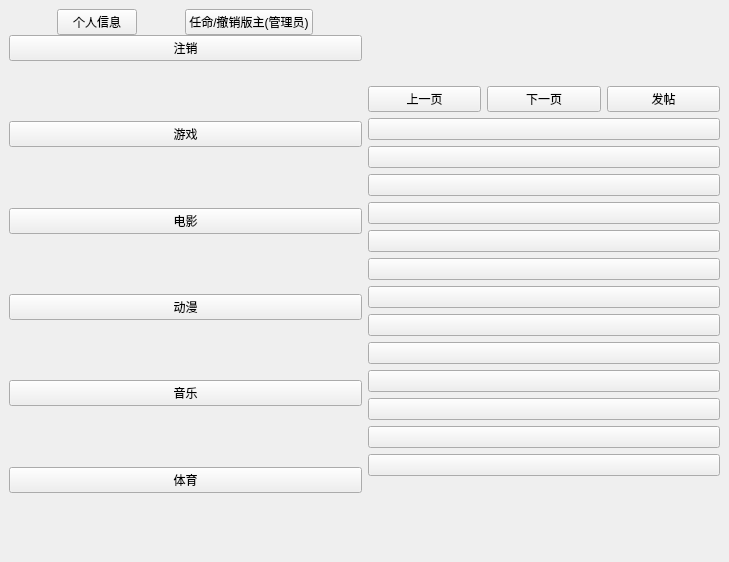
Joeywzr/f0rum, file mainwindow.ui: the form before one commit.
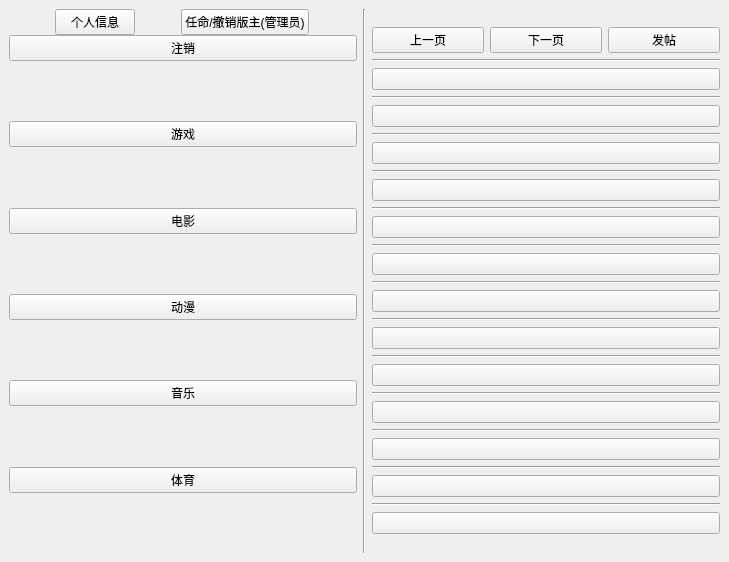
The form after the commit.

```diff
--- a/mainwindow.ui
+++ b/mainwindow.ui
@@ -15,6 +15,309 @@
   </property>
   <widget class="QWidget" name="centralwidget">
    <layout class="QGridLayout" name="gridLayout">
+    <item row="0" column="2">
+     <layout class="QVBoxLayout" name="verticalLayout_2">
+      <item>
+       <layout class="QHBoxLayout" name="horizontalLayout_3">
+        <item>
+         <layout class="QVBoxLayout" name="verticalLayout_5">
+          <item>
+           <layout class="QHBoxLayout" name="horizontalLayout_2">
+            <item>
+             <widget class="QPushButton" name="back">
+              <property name="text">
+               <string>上一页</string>
+              </property>
+             </widget>
+            </item>
+            <item>
+             <widget class="QPushButton" name="next_page">
+              <property name="text">
+               <string>下一页</string>
+              </property>
+             </widget>
+            </item>
+            <item>
+             <widget class="QPushButton" name="post">
+              <property name="text">
+               <string>发帖</string>
+              </property>
+             </widget>
+            </item>
+           </layout>
+          </item>
+          <item>
+           <widget class="Line" name="line">
+            <property name="orientation">
+             <enum>Qt::Horizontal</enum>
+            </property>
+           </widget>
+          </item>
+          <item>
+           <widget class="QPushButton" name="pushButton_1">
+            <property name="cursor">
+             <cursorShape>PointingHandCursor</cursorShape>
+            </property>
+            <property name="styleSheet">
+             <string notr="true">text-align: left</string>
+            </property>
+            <property name="text">
+             <string/>
+            </property>
+            <property name="checkable">
+             <bool>true</bool>
+            </property>
+            <property name="autoExclusive">
+             <bool>true</bool>
+            </property>
+           </widget>
+          </item>
+          <item>
+           <widget class="Line" name="line_2">
+            <property name="orientation">
+             <enum>Qt::Horizontal</enum>
+            </property>
+           </widget>
+          </item>
+          <item>
+           <widget class="QPushButton" name="pushButton_2">
+            <property name="cursor">
+             <cursorShape>PointingHandCursor</cursorShape>
+            </property>
+            <property name="styleSheet">
+             <string notr="true">text-align: left</string>
+            </property>
+            <property name="text">
+             <string/>
+            </property>
+           </widget>
+          </item>
+          <item>
+           <widget class="Line" name="line_3">
+            <property name="orientation">
+             <enum>Qt::Horizontal</enum>
+            </property>
+           </widget>
+          </item>
+          <item>
+           <widget class="QPushButton" name="pushButton_3">
+            <property name="cursor">
+             <cursorShape>PointingHandCursor</cursorShape>
+            </property>
+            <property name="styleSheet">
+             <string notr="true">text-align: left</string>
+            </property>
+            <property name="text">
+             <string/>
+            </property>
+           </widget>
+          </item>
+          <item>
+           <widget class="Line" name="line_4">
+            <property name="orientation">
+             <enum>Qt::Horizontal</enum>
+            </property>
+           </widget>
+          </item>
+          <item>
+           <widget class="QPushButton" name="pushButton_4">
+            <property name="cursor">
+             <cursorShape>PointingHandCursor</cursorShape>
+            </property>
+            <property name="styleSheet">
+             <string notr="true">text-align: left</string>
+            </property>
+            <property name="text">
+             <string/>
+            </property>
+           </widget>
+          </item>
+          <item>
+           <widget class="Line" name="line_5">
+            <property name="orientation">
+             <enum>Qt::Horizontal</enum>
+            </property>
+           </widget>
+          </item>
+          <item>
+           <widget class="QPushButton" name="pushButton_5">
+            <property name="cursor">
+             <cursorShape>PointingHandCursor</cursorShape>
+            </property>
+            <property name="styleSheet">
+             <string notr="true">text-align: left</string>
+            </property>
+            <property name="text">
+             <string/>
+            </property>
+           </widget>
+          </item>
+          <item>
+           <widget class="Line" name="line_6">
+            <property name="orientation">
+             <enum>Qt::Horizontal</enum>
+            </property>
+           </widget>
+          </item>
+          <item>
+           <widget class="QPushButton" name="pushButton_6">
+            <property name="cursor">
+             <cursorShape>PointingHandCursor</cursorShape>
+            </property>
+            <property name="styleSheet">
+             <string notr="true">text-align: left</string>
+            </property>
+            <property name="text">
+             <string/>
+            </property>
+           </widget>
+          </item>
+          <item>
+           <widget class="Line" name="line_7">
+            <property name="orientation">
+             <enum>Qt::Horizontal</enum>
+            </property>
+           </widget>
+          </item>
+          <item>
+           <widget class="QPushButton" name="pushButton_7">
+            <property name="cursor">
+             <cursorShape>PointingHandCursor</cursorShape>
+            </property>
+            <property name="styleSheet">
+             <string notr="true">text-align: left</string>
+            </property>
+            <property name="text">
+             <string/>
+            </property>
+           </widget>
+          </item>
+          <item>
+           <widget class="Line" name="line_8">
+            <property name="orientation">
+             <enum>Qt::Horizontal</enum>
+            </property>
+           </widget>
+          </item>
+          <item>
+           <widget class="QPushButton" name="pushButton_8">
+            <property name="cursor">
+             <cursorShape>PointingHandCursor</cursorShape>
+            </property>
+            <property name="styleSheet">
+             <string notr="true">text-align: left</string>
+            </property>
+            <property name="text">
+             <string/>
+            </property>
+           </widget>
+          </item>
+          <item>
+           <widget class="Line" name="line_9">
+            <property name="orientation">
+             <enum>Qt::Horizontal</enum>
+            </property>
+           </widget>
+          </item>
+          <item>
+           <widget class="QPushButton" name="pushButton_9">
+            <property name="cursor">
+             <cursorShape>PointingHandCursor</cursorShape>
+            </property>
+            <property name="styleSheet">
+             <string notr="true">text-align: left</string>
+            </property>
+            <property name="text">
+             <string/>
+            </property>
+           </widget>
+          </item>
+          <item>
+           <widget class="Line" name="line_10">
+            <property name="orientation">
+             <enum>Qt::Horizontal</enum>
+            </property>
+           </widget>
+          </item>
+          <item>
+           <widget class="QPushButton" name="pushButton_10">
+            <property name="cursor">
+             <cursorShape>PointingHandCursor</cursorShape>
+            </property>
+            <property name="styleSheet">
+             <string notr="true">text-align: left</string>
+            </property>
+            <property name="text">
+             <string/>
+            </property>
+           </widget>
+          </item>
+          <item>
+           <widget class="Line" name="line_11">
+            <property name="orientation">
+             <enum>Qt::Horizontal</enum>
+            </property>
+           </widget>
+          </item>
+          <item>
+           <widget class="QPushButton" name="pushButton_11">
+            <property name="cursor">
+             <cursorShape>PointingHandCursor</cursorShape>
+            </property>
+            <property name="styleSheet">
+             <string notr="true">text-align: left</string>
+            </property>
+            <property name="text">
+             <string/>
+            </property>
+           </widget>
+          </item>
+          <item>
+           <widget class="Line" name="line_12">
+            <property name="orientation">
+             <enum>Qt::Horizontal</enum>
+            </property>
+           </widget>
+          </item>
+          <item>
+           <widget class="QPushButton" name="pushButton_12">
+            <property name="cursor">
+             <cursorShape>PointingHandCursor</cursorShape>
+            </property>
+            <property name="styleSheet">
+             <string notr="true">text-align: left</string>
+            </property>
+            <property name="text">
+             <string/>
+            </property>
+           </widget>
+          </item>
+          <item>
+           <widget class="Line" name="line_13">
+            <property name="orientation">
+             <enum>Qt::Horizontal</enum>
+            </property>
+           </widget>
+          </item>
+          <item>
+           <widget class="QPushButton" name="pushButton_13">
+            <property name="cursor">
+             <cursorShape>PointingHandCursor</cursorShape>
+            </property>
+            <property name="styleSheet">
+             <string notr="true">text-align: left</string>
+            </property>
+            <property name="text">
+             <string/>
+            </property>
+           </widget>
+          </item>
+         </layout>
+        </item>
+       </layout>
+      </item>
+     </layout>
+    </item>
     <item row="0" column="0">
      <layout class="QVBoxLayout" name="verticalLayout" stretch="0,0,0,0,0,0,0,0,0,0,0,0">
       <property name="spacing">
@@ -216,216 +519,11 @@
      </layout>
     </item>
     <item row="0" column="1">
-     <layout class="QVBoxLayout" name="verticalLayout_2">
-      <item>
-       <layout class="QHBoxLayout" name="horizontalLayout_3">
-        <item>
-         <layout class="QVBoxLayout" name="verticalLayout_5">
-          <item>
-           <layout class="QHBoxLayout" name="horizontalLayout_2">
-            <item>
-             <widget class="QPushButton" name="back">
-              <property name="text">
-               <string>上一页</string>
-              </property>
-             </widget>
-            </item>
-            <item>
-             <widget class="QPushButton" name="next_page">
-              <property name="text">
-               <string>下一页</string>
-              </property>
-             </widget>
-            </item>
-            <item>
-             <widget class="QPushButton" name="post">
-              <property name="text">
-               <string>发帖</string>
-              </property>
-             </widget>
-            </item>
-           </layout>
-          </item>
-          <item>
-           <widget class="QPushButton" name="pushButton_1">
-            <property name="cursor">
-             <cursorShape>PointingHandCursor</cursorShape>
-            </property>
-            <property name="styleSheet">
-             <string notr="true">text-align: left</string>
-            </property>
-            <property name="text">
-             <string/>
-            </property>
-            <property name="checkable">
-             <bool>true</bool>
-            </property>
-            <property name="autoExclusive">
-             <bool>true</bool>
-            </property>
-           </widget>
-          </item>
-          <item>
-           <widget class="QPushButton" name="pushButton_2">
-            <property name="cursor">
-             <cursorShape>PointingHandCursor</cursorShape>
-            </property>
-            <property name="styleSheet">
-             <string notr="true">text-align: left</string>
-            </property>
-            <property name="text">
-             <string/>
-            </property>
-           </widget>
-          </item>
-          <item>
-           <widget class="QPushButton" name="pushButton_3">
-            <property name="cursor">
-             <cursorShape>PointingHandCursor</cursorShape>
-            </property>
-            <property name="styleSheet">
-             <string notr="true">text-align: left</string>
-            </property>
-            <property name="text">
-             <string/>
-            </property>
-           </widget>
-          </item>
-          <item>
-           <widget class="QPushButton" name="pushButton_4">
-            <property name="cursor">
-             <cursorShape>PointingHandCursor</cursorShape>
-            </property>
-            <property name="styleSheet">
-             <string notr="true">text-align: left</string>
-            </property>
-            <property name="text">
-             <string/>
-            </property>
-           </widget>
-          </item>
-          <item>
-           <widget class="QPushButton" name="pushButton_5">
-            <property name="cursor">
-             <cursorShape>PointingHandCursor</cursorShape>
-            </property>
-            <property name="styleSheet">
-             <string notr="true">text-align: left</string>
-            </property>
-            <property name="text">
-             <string/>
-            </property>
-           </widget>
-          </item>
-          <item>
-           <widget class="QPushButton" name="pushButton_6">
-            <property name="cursor">
-             <cursorShape>PointingHandCursor</cursorShape>
-            </property>
-            <property name="styleSheet">
-             <string notr="true">text-align: left</string>
-            </property>
-            <property name="text">
-             <string/>
-            </property>
-           </widget>
-          </item>
-          <item>
-           <widget class="QPushButton" name="pushButton_7">
-            <property name="cursor">
-             <cursorShape>PointingHandCursor</cursorShape>
-            </property>
-            <property name="styleSheet">
-             <string notr="true">text-align: left</string>
-            </property>
-            <property name="text">
-             <string/>
-            </property>
-           </widget>
-          </item>
-          <item>
-           <widget class="QPushButton" name="pushButton_8">
-            <property name="cursor">
-             <cursorShape>PointingHandCursor</cursorShape>
-            </property>
-            <property name="styleSheet">
-             <string notr="true">text-align: left</string>
-            </property>
-            <property name="text">
-             <string/>
-            </property>
-           </widget>
-          </item>
-          <item>
-           <widget class="QPushButton" name="pushButton_9">
-            <property name="cursor">
-             <cursorShape>PointingHandCursor</cursorShape>
-            </property>
-            <property name="styleSheet">
-             <string notr="true">text-align: left</string>
-            </property>
-            <property name="text">
-             <string/>
-            </property>
-           </widget>
-          </item>
-          <item>
-           <widget class="QPushButton" name="pushButton_10">
-            <property name="cursor">
-             <cursorShape>PointingHandCursor</cursorShape>
-            </property>
-            <property name="styleSheet">
-             <string notr="true">text-align: left</string>
-            </property>
-            <property name="text">
-             <string/>
-            </property>
-           </widget>
-          </item>
-          <item>
-           <widget class="QPushButton" name="pushButton_11">
-            <property name="cursor">
-             <cursorShape>PointingHandCursor</cursorShape>
-            </property>
-            <property name="styleSheet">
-             <string notr="true">text-align: left</string>
-            </property>
-            <property name="text">
-             <string/>
-            </property>
-           </widget>
-          </item>
-          <item>
-           <widget class="QPushButton" name="pushButton_12">
-            <property name="cursor">
-             <cursorShape>PointingHandCursor</cursorShape>
-            </property>
-            <property name="styleSheet">
-             <string notr="true">text-align: left</string>
-            </property>
-            <property name="text">
-             <string/>
-            </property>
-           </widget>
-          </item>
-          <item>
-           <widget class="QPushButton" name="pushButton_13">
-            <property name="cursor">
-             <cursorShape>PointingHandCursor</cursorShape>
-            </property>
-            <property name="styleSheet">
-             <string notr="true">text-align: left</string>
-            </property>
-            <property name="text">
-             <string/>
-            </property>
-           </widget>
-          </item>
-         </layout>
-        </item>
-       </layout>
-      </item>
-     </layout>
+     <widget class="Line" name="line_14">
+      <property name="orientation">
+       <enum>Qt::Vertical</enum>
+      </property>
+     </widget>
     </item>
    </layout>
   </widget>
```
